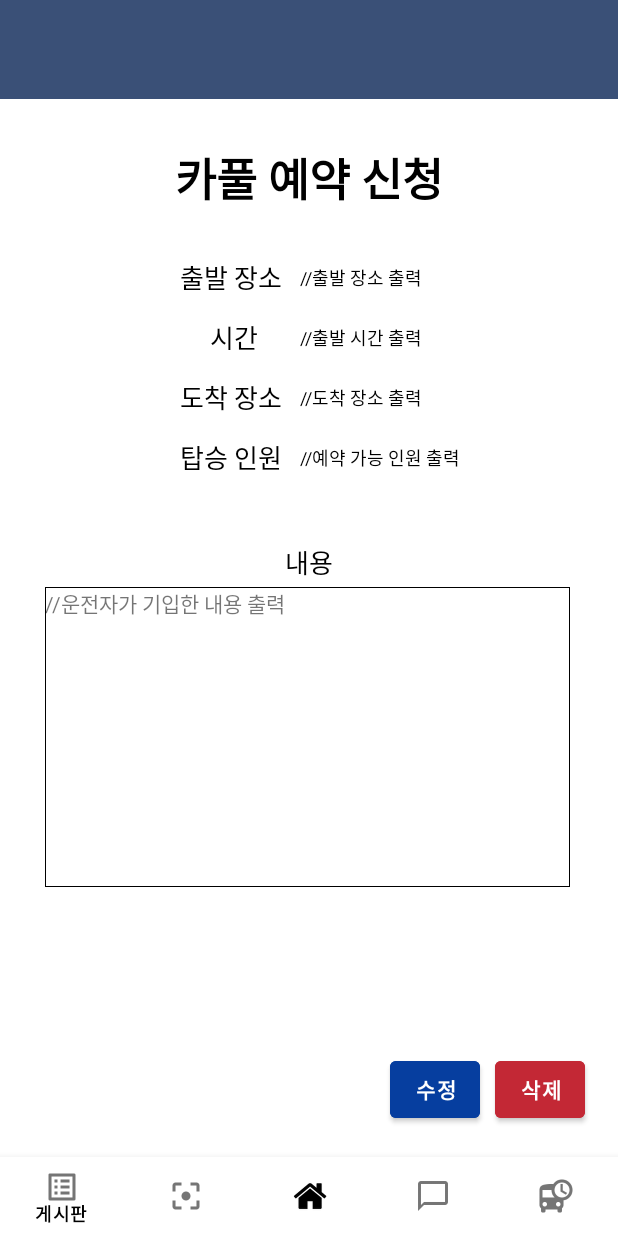
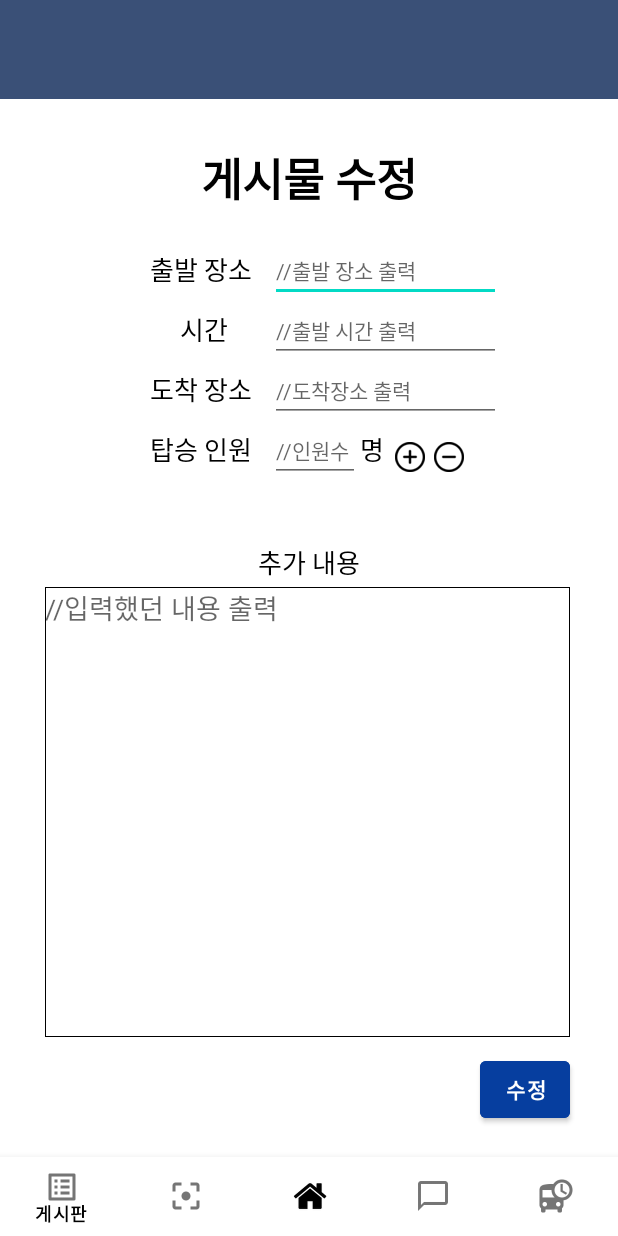
Before and after one commit to omqxze/capston, an Android app: the layout activity_board_revise.xml on its own in the app's theme, with its tools: preview values and no code run, on a phone screen of 412 x 824 dp. Run offline under Robolectric (Android 15) with nearby library versions, the phone set to English and light mode, and no system bars.

Commit message:
0512 수정

```diff
--- a/app/src/main/res/layout/activity_board_reserv.xml
+++ b/app/src/main/res/layout/activity_board_reserv.xml
@@ -175,7 +175,7 @@
         </LinearLayout>
 
         <LinearLayout
-            android:layout_height="80dp"
+            android:layout_height ="80dp"
             android:layout_width="match_parent"
             android:orientation="horizontal">
 
--- a/app/src/main/res/layout/activity_board_revise.xml
+++ b/app/src/main/res/layout/activity_board_revise.xml
@@ -32,7 +32,7 @@
             android:layout_width="match_parent"
             android:layout_height="wrap_content"
             android:layout_marginTop="30dp"
-            android:text="카풀 예약 신청"
+            android:text="게시물 수정"
             android:textSize="30dp"
             android:textColor="#000000"
             android:textAlignment="center"
@@ -46,23 +46,22 @@
             android:layout_marginTop="20dp">
 
             <TextView
-                android:layout_marginTop="10dp"
                 android:layout_width="80dp"
                 android:layout_height="wrap_content"
-                android:layout_marginLeft="120dp"
+                android:layout_marginLeft="100dp"
                 android:text="출발 장소"
                 android:textColor="#000000"
                 android:textSize="17dp"
                 android:typeface="sans" />
 
-            <TextView
-                android:layout_marginTop="8dp"
-                android:layout_width="150dp"
-                android:layout_height="30dp"
-                android:text="//출발 장소 출력"
-                android:textColor="#000000"
-                android:textSize="12dp"
-                android:backgroundTint="#ffffff"/>
+            <EditText
+                android:hint="//출발 장소 출력"
+                android:id="@+id/start_location"
+                android:layout_width="154dp"
+                android:textSize="14dp"
+                android:layout_height="wrap_content"
+                android:ems="10"
+                android:inputType="textEmailAddress" />
 
         </LinearLayout>
 
@@ -72,23 +71,22 @@
             android:orientation="horizontal">
 
             <TextView
-                android:layout_marginTop="10dp"
                 android:layout_width="60dp"
                 android:layout_height="wrap_content"
-                android:layout_marginLeft="140dp"
+                android:layout_marginLeft="120dp"
                 android:text="시간"
                 android:textColor="#000000"
                 android:textSize="17dp"
                 android:typeface="sans" />
 
-            <TextView
-                android:layout_marginTop="8dp"
-                android:layout_width="150dp"
-                android:layout_height="30dp"
-                android:text="//출발 시간 출력"
-                android:textColor="#000000"
-                android:textSize="12dp"
-                android:backgroundTint="#ffffff"/>
+            <EditText
+                android:hint="//출발 시간 출력"
+                android:id="@+id/start_time"
+                android:layout_width="154dp"
+                android:layout_height="wrap_content"
+                android:textSize="14dp"
+                android:ems="10"
+                android:inputType="textEmailAddress" />
         </LinearLayout>
 
         <LinearLayout
@@ -97,23 +95,22 @@
             android:orientation="horizontal">
 
             <TextView
-                android:layout_marginTop="10dp"
                 android:layout_width="80dp"
                 android:layout_height="wrap_content"
-                android:layout_marginLeft="120dp"
+                android:layout_marginLeft="100dp"
                 android:text="도착 장소"
                 android:textColor="#000000"
                 android:textSize="17dp"
                 android:typeface="sans" />
 
-            <TextView
-                android:layout_marginTop="8dp"
-                android:layout_width="150dp"
-                android:layout_height="30dp"
-                android:text="//도착 장소 출력"
-                android:textColor="#000000"
-                android:textSize="12dp"
-                android:backgroundTint="#ffffff"/>
+            <EditText
+                android:hint="//도착장소 출력"
+                android:id="@+id/arrive_location"
+                android:layout_width="154dp"
+                android:layout_height="wrap_content"
+                android:textSize="14dp"
+                android:ems="10"
+                android:inputType="textEmailAddress" />
         </LinearLayout>
 
         <LinearLayout
@@ -122,23 +119,45 @@
             android:orientation="horizontal">
 
             <TextView
-                android:layout_marginTop="10dp"
                 android:layout_width="80dp"
                 android:layout_height="wrap_content"
-                android:layout_marginLeft="120dp"
+                android:layout_marginLeft="100dp"
                 android:text="탑승 인원"
                 android:textColor="#000000"
                 android:textSize="17dp"
                 android:typeface="sans" />
 
+            <EditText
+                android:hint="//인원수"
+                android:id="@+id/passenger"
+                android:layout_width="60dp"
+                android:layout_height="wrap_content"
+                android:textSize="14dp"
+                android:ems="10"
+                android:inputType="textEmailAddress" />
             <TextView
-                android:layout_marginTop="8dp"
-                android:layout_width="150dp"
-                android:layout_height="30dp"
-                android:text="//예약 가능 인원 출력"
+                android:layout_width="20dp"
+                android:layout_height="wrap_content"
+                android:text="명"
                 android:textColor="#000000"
-                android:textSize="12dp"
-                android:backgroundTint="#ffffff"/>
+                android:textSize="17dp"
+                android:typeface="sans" />
+
+            <ImageButton
+                android:id="@+id/plus"
+                android:layout_marginTop="6dp"
+                android:layout_width="26dp"
+                android:layout_height="wrap_content"
+                android:backgroundTint="#ffffff"
+                android:src="@mipmap/add"/>
+
+            <ImageButton
+                android:id="@+id/minus"
+                android:layout_marginTop="6dp"
+                android:layout_width="26dp"
+                android:layout_height="wrap_content"
+                android:backgroundTint="#ffffff"
+                android:src="@mipmap/remove"/>
         </LinearLayout>
         <LinearLayout
             android:layout_marginTop="30dp"
@@ -151,7 +170,7 @@
                 android:layout_height="wrap_content"
                 android:layout_marginTop="10dp"
                 android:textAlignment="center"
-                android:text="내용"
+                android:text="추가 내용"
                 android:textColor="#000000"
                 android:textSize="17dp"
                 android:typeface="sans" />
@@ -163,13 +182,13 @@
             android:layout_marginLeft="30dp"
             android:orientation="horizontal">
 
-            <TextView
+            <EditText
                 android:id="@+id/content"
                 android:layout_width="match_parent"
-                android:layout_height="200dp"
+                android:layout_height="match_parent"
                 android:ems="10"
                 android:gravity="top"
-                android:text="//운전자가 기입한 내용 출력"
+                android:hint="//입력했던 내용 출력"
                 android:background="@drawable/textbox"
                 />
         </LinearLayout>
@@ -182,20 +201,10 @@
             <Button
                 android:layout_width="60dp"
                 android:layout_height="50dp"
+                android:layout_marginLeft="320dp"
                 android:layout_marginTop="10dp"
-                android:layout_marginLeft="260dp"
                 android:backgroundTint="#063E9F"
                 android:text="수정"
-                android:textStyle="bold"
-                android:typeface="sans" />
-
-            <Button
-                android:layout_width="60dp"
-                android:layout_height="50dp"
-                android:layout_marginLeft="10dp"
-                android:layout_marginTop="10dp"
-                android:backgroundTint="#C32835"
-                android:text="삭제"
                 android:textStyle="bold"
                 android:typeface="sans" />
         </LinearLayout>
```
Also changed, not shown: app/src/main/res/layout/activity_board_revise_popup.xml (added, +66 -0 lines).
